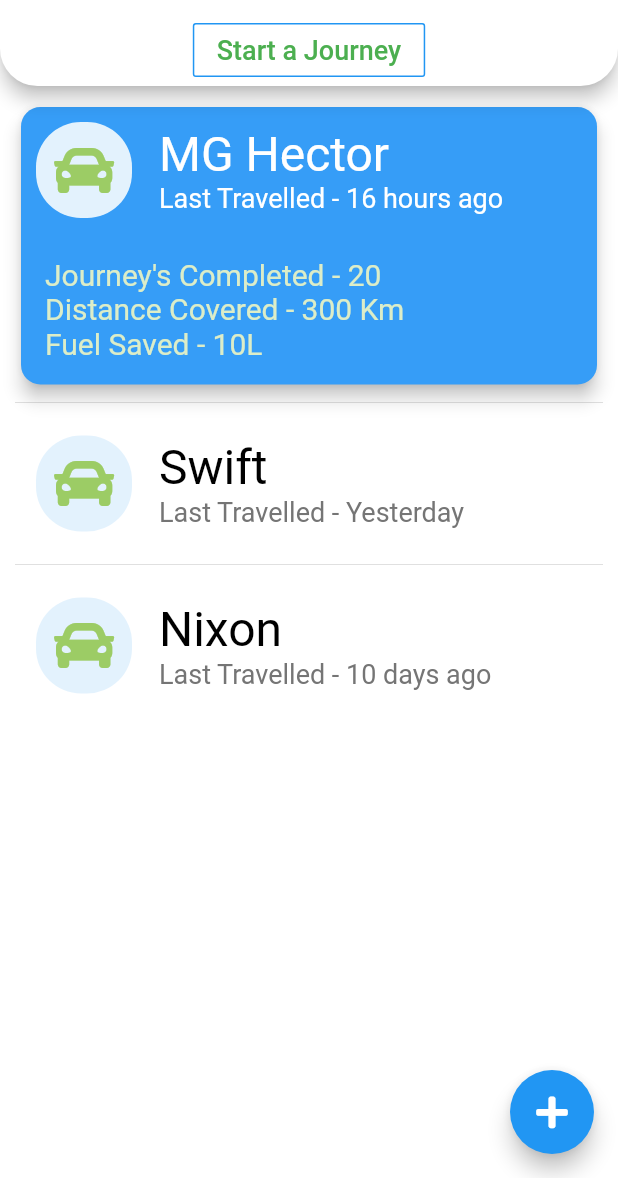
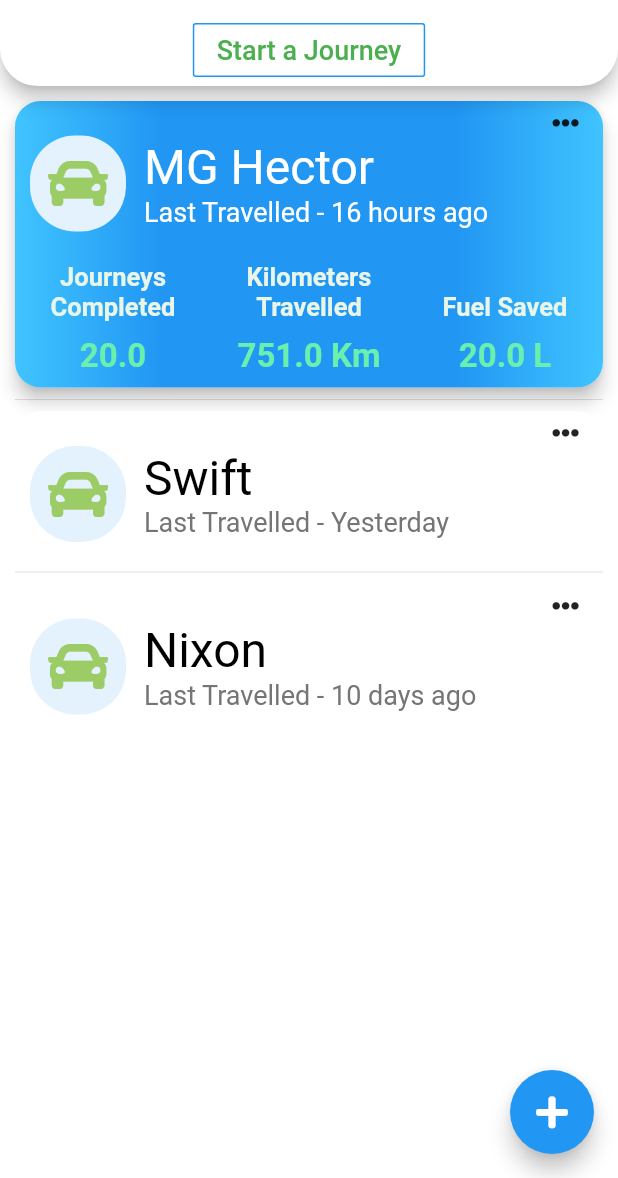
Before and after one commit to Htrams/SIH2020, a Flutter app: the VehicleListScreen screen opened by its route, on a phone screen of 412 x 824 dp, the part 58-1236 px from its top. Run offline on Flutter 3.47's test engine with Material 2 defaults, Android fonts, the phone set to English and light mode, and no system bars; our stand-ins replace font_awesome_flutter.

Commit message:
Modified Vehicle Screen

```diff
--- /dev/null
+++ b/lib/components/customizable_card.dart
@@ -0,0 +1,115 @@
+import 'package:flutter/material.dart';
+import 'package:font_awesome_flutter/font_awesome_flutter.dart';
+
+
+class CustomizableCard extends StatelessWidget {
+  final Color backgroundColor;
+  final Color titleColor;
+  final double elevation;
+  final IconData icon;
+  final String title;
+  final String subtext1;
+  final Color subtextColor;
+  final Widget bottomWidget;
+  final Gradient gradient;
+  final void Function(dynamic) popUpMenuOnSelected;
+  final List<PopupMenuItem> popUpMenuItems;
+
+
+  CustomizableCard({
+    this.backgroundColor = Colors.white,
+    this.titleColor = Colors.black,
+    this.elevation = 0.0,
+    @required this.icon,
+    @required this.title,
+    this.subtext1,
+    this.subtextColor,
+    this.bottomWidget,
+    this.gradient,
+    this.popUpMenuOnSelected,
+    this.popUpMenuItems,
+  });
+
+  @override
+  Widget build(BuildContext context) {
+    return Material(
+      elevation: elevation,
+      shape: RoundedRectangleBorder(
+        borderRadius: BorderRadius.circular(17.0),
+      ),
+      child: Container(
+        decoration: BoxDecoration(
+            borderRadius: BorderRadius.circular(17.0),
+            color: backgroundColor,
+            gradient: gradient
+        ),
+        child: Column(
+          crossAxisAlignment: CrossAxisAlignment.stretch,
+          children: <Widget>[
+            Padding(
+              padding: const EdgeInsets.only(right: 16.0,top: 5.0),
+              child: Align(
+                alignment: Alignment.topRight,
+                child: PopupMenuButton<dynamic>(
+                  itemBuilder: (BuildContext context) {
+                    return popUpMenuItems;
+                  },
+                  onSelected: popUpMenuOnSelected,
+                  child: Icon(
+                    FontAwesomeIcons.ellipsisH,
+                    size: 18.0,
+                  ),
+                ),
+              ),
+            ),
+            Padding(
+              padding: const EdgeInsets.only(left: 10.0,right: 10.0,bottom: 12.0),
+              child: Row(
+                children: <Widget>[
+                  Container(
+                    padding: EdgeInsets.all(12.0),
+                    decoration: BoxDecoration(
+                      color: Colors.blue.shade50,
+                      borderRadius: BorderRadius.circular(30.0),
+                    ),
+                    child: Icon(
+                      icon,
+                      color: Colors.lightGreen.shade400,
+                      size: 40.0,
+                    ),
+                  ),
+                  SizedBox(
+                    width: 12.0,
+                  ),
+                  Column(
+                    crossAxisAlignment: CrossAxisAlignment.start,
+                    mainAxisSize: MainAxisSize.min,
+                    children: <Widget>[
+                      Text(
+                        title,
+                        style: TextStyle(
+                            fontSize: 32.0,
+                            color: titleColor
+                        ),
+                      ),
+                      Text(
+                        subtext1,
+                        style: TextStyle(
+                            fontSize: 18.0,
+                            color: subtextColor
+                        ),
+                      ),
+                    ],
+                  ),
+                ],
+              ),
+            ),
+            Container(
+                child: bottomWidget
+            )
+          ],
+        ),
+      ),
+    );
+  }
+}
--- a/lib/components/vehicle.dart
+++ b/lib/components/vehicle.dart
@@ -1,5 +1,6 @@
 import 'package:flutter/material.dart';
 import 'package:font_awesome_flutter/font_awesome_flutter.dart';
+import 'package:sih2020/components/customizable_card.dart';
 
 class Vehicle {
 
@@ -14,126 +15,125 @@ class Vehicle {
   });
 
   Widget getVehicleAsListItem({bool selectedVehicle = false, bool expandedVehicleDetails = false}) {
-    return VehicleListItem(
+    return CustomizableCard(
       backgroundColor: selectedVehicle ? Color(0xff369df7) : Colors.white,
       titleColor: selectedVehicle ? Colors.white : Colors.black,
+      gradient: selectedVehicle ? LinearGradient(
+        colors: [Colors.lightBlueAccent,Colors.blue,Colors.blue.shade500,Colors.blue,Colors.lightBlueAccent]
+//          colors: [Color(0xff64bbd1),Colors.blue]
+      ) : null,
       icon: icon,
       title: carName,
       elevation:  selectedVehicle ? 5.0 : 0.0,
       subtext1: 'Last Travelled - $lastTravelled',
       subtextColor: selectedVehicle ? Colors.white : Colors.grey.shade600,
-      bottomWidget: selectedVehicle && expandedVehicleDetails ? Padding(
-        padding: const EdgeInsets.all(8.0),
-        child: Padding(
-          padding: const EdgeInsets.all(8.0),
-          child: Column(
-            crossAxisAlignment: CrossAxisAlignment.start,
-            children: <Widget>[
-              Text(
-                'Journey\'s Completed - 20',
-                style: TextStyle(
-                  fontSize: 20.0,
-                  color: Colors.lightGreen.shade100
-                ),
-              ),Text(
-                'Distance Covered - 300 Km',
-                style: TextStyle(
-                    fontSize: 20.0,
-                    color: Colors.lightGreen.shade100
+      popUpMenuItems: <PopupMenuItem>[
+        PopupMenuItem(
+          value: 'Edit',
+          child: PopUpMenuContent(
+            icon: FontAwesomeIcons.solidEdit,
+            text: 'Edit',
           ),
         ),
-              Text(
-                'Fuel Saved - 10L',
-                style: TextStyle(
-                    fontSize: 20.0,
-                    color: Colors.lightGreen.shade100
+        PopupMenuItem(
+          value: 'Statistics',
+          child: PopUpMenuContent(
+            icon: FontAwesomeIcons.solidChartBar,
+            text: 'Statistics',
           ),
         ),
       ],
+      popUpMenuOnSelected: (selectedPopUpItem) {
+        print('$carName and $selectedPopUpItem');
+      },
+      bottomWidget: selectedVehicle && expandedVehicleDetails ? Padding(
+        padding: const EdgeInsets.symmetric(vertical: 8.0),
+        child: Row(
+          mainAxisAlignment: MainAxisAlignment.spaceEvenly,
+          crossAxisAlignment: CrossAxisAlignment.end,
+          children: <Widget>[
+            VehicleListItemInformationBottomWidget(
+              title: 'Journeys Completed',
+              value: 20,
             ),
+            VehicleListItemInformationBottomWidget(
+              title: 'Kilometers Travelled',
+              value: 751,
+              unit: 'Km',
+            ),
+            VehicleListItemInformationBottomWidget(
+              title: 'Fuel Saved',
+              value: 20,
+              unit: 'L',
+            ),
+          ],
         ),
       ) : null,
     );
   }
 }
 
-class VehicleListItem extends StatelessWidget {
-  final Color backgroundColor;
-  final Color titleColor;
-  final double elevation;
+class PopUpMenuContent extends StatelessWidget {
   final IconData icon;
-  final String title;
-  final String subtext1;
-  final Color subtextColor;
-  final Widget bottomWidget;
+  final String text;
 
-
-  VehicleListItem({
-    this.backgroundColor = Colors.white,
-    this.titleColor = Colors.black,
-    this.elevation = 0.0,
-    @required this.icon,
-    @required this.title,
-    this.subtext1,
-    this.subtextColor,
-    this.bottomWidget,
-});
+  PopUpMenuContent({this.icon,this.text});
 
   @override
   Widget build(BuildContext context) {
-    return Card(
-      color: backgroundColor,
-      elevation: elevation,
-      shape: RoundedRectangleBorder(
-        borderRadius: BorderRadius.circular(13.0),
+    return Row(
+      children: <Widget>[
+        Icon(
+          icon
         ),
+        SizedBox(width: 15.0,),
+        Text(
+          text
+        )
+      ],
+    );
+  }
+}
+
+class VehicleListItemInformationBottomWidget extends StatelessWidget {
+
+  final String title;
+  final double value;
+  final String unit;
+
+  VehicleListItemInformationBottomWidget({this.title,this.value,this.unit = ''});
+
+  @override
+  Widget build(BuildContext context) {
+    return Expanded(
       child: Column(
+        mainAxisAlignment: MainAxisAlignment.end,
         crossAxisAlignment: CrossAxisAlignment.stretch,
         children: <Widget>[
-          Row(
-            children: <Widget>[
-              Padding(
-                padding: const EdgeInsets.all(10.0),
-                child: Container(
-                  padding: EdgeInsets.all(12.0),
-                  decoration: BoxDecoration(
-                    color: Colors.blue.shade50,
-                    borderRadius: BorderRadius.circular(30.0),
-                  ),
-                  child: Icon(
-                    icon,
-                    color: Colors.lightGreen.shade400,
-                    size: 40.0,
+          Container(
+            child: Text(
+              title,
+              textAlign: TextAlign.center,
+              maxLines: 2,
+              overflow: TextOverflow.ellipsis,
+              style: TextStyle(
+                fontSize: 17.0,
+                fontWeight: FontWeight.bold,
+                color: Colors.green.shade50
               ),
             ),
           ),
           SizedBox(
-                width: 8.0,
-              ),
-              Column(
-                crossAxisAlignment: CrossAxisAlignment.start,
-                mainAxisSize: MainAxisSize.min,
-                children: <Widget>[
-                  Text(
-                    title,
-                    style: TextStyle(
-                        fontSize: 32.0,
-                        color: titleColor
-                    ),
+            height: 10.0,
           ),
           Text(
-                    subtext1,
+            '$value $unit',
+            textAlign: TextAlign.center,
             style: TextStyle(
-                        fontSize: 18.0,
-                        color: subtextColor
+              color: Colors.greenAccent,
+              fontWeight: FontWeight.bold,
+              fontSize: 22.0
             ),
-                  ),
-                ],
-              ),
-            ],
-          ),
-          Container(
-            child: bottomWidget
           )
         ],
       ),
--- a/lib/screens/vehicle_list_screen.dart
+++ b/lib/screens/vehicle_list_screen.dart
@@ -3,6 +3,7 @@ import 'package:font_awesome_flutter/font_awesome_flutter.dart';
 import 'package:sih2020/components/vehicle.dart';
 import 'package:sih2020/components/side_menu_drawer.dart';
 import 'package:sih2020/screens/add_new_vehicle_screen.dart';
+import 'package:sih2020/screens/destination_screen.dart';
 
 class VehicleListScreen extends StatefulWidget {
   static String screenID = 'vehicle_list_screen';
```
Lines whose indentation alone changed are shown as unchanged.
